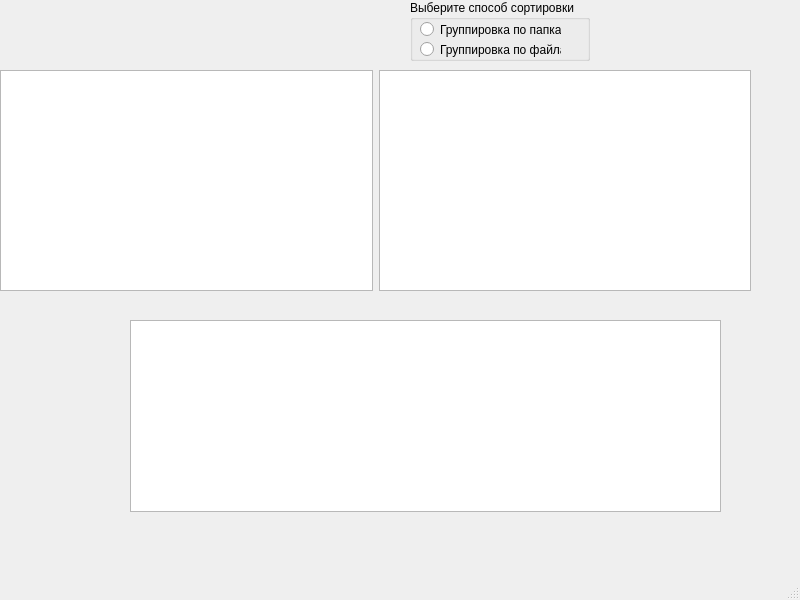
Old version of the form mainwindow.ui in the repository CIoudkicker/MyLab3_1.
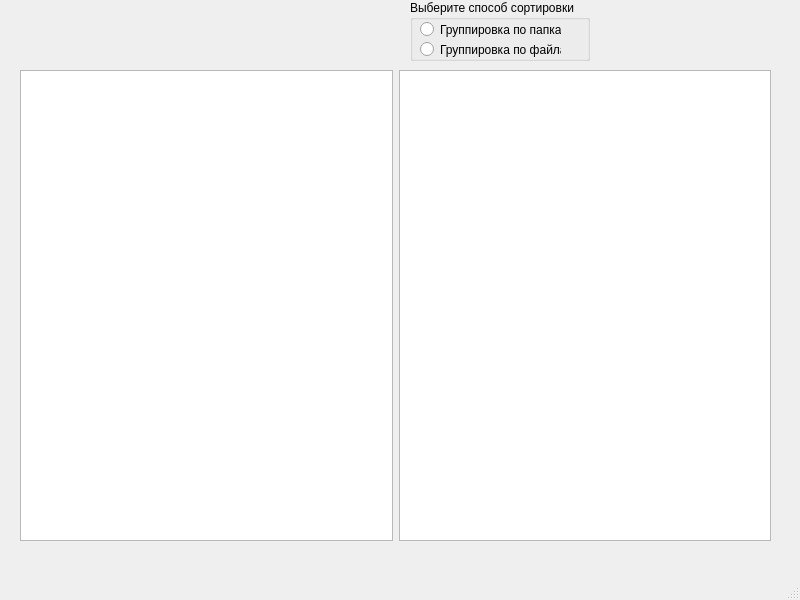
New version of the form.

Commit message:
Рефакторинг.
Убрал смущающую третью QTableView

Patch:
```diff
--- a/mainwindow.ui
+++ b/mainwindow.ui
@@ -17,10 +17,10 @@
    <widget class="QWidget" name="layoutWidget">
     <property name="geometry">
      <rect>
-      <x>0</x>
+      <x>20</x>
       <y>70</y>
       <width>751</width>
-      <height>221</height>
+      <height>471</height>
      </rect>
     </property>
     <layout class="QHBoxLayout" name="horizontalLayout">
@@ -28,20 +28,10 @@
       <widget class="QTreeView" name="treeView"/>
      </item>
      <item>
-      <widget class="QListView" name="listView"/>
+      <widget class="QTreeView" name="treeView_2"/>
      </item>
     </layout>
    </widget>
-   <widget class="QTreeView" name="treeView_2">
-    <property name="geometry">
-     <rect>
-      <x>130</x>
-      <y>320</y>
-      <width>591</width>
-      <height>192</height>
-     </rect>
-    </property>
-   </widget>
    <widget class="QWidget" name="gridLayoutWidget">
     <property name="geometry">
      <rect>
```
The commit also changes 1 other file.
